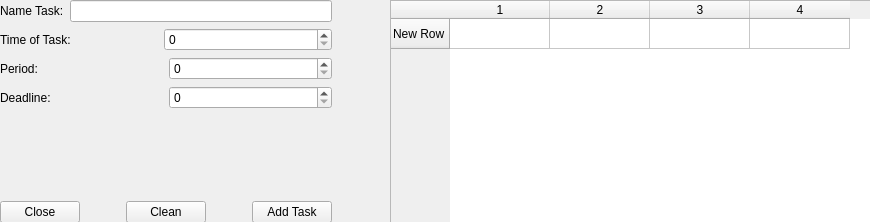
This is addtask.ui in feichay10/Cliente-Proyecto-Final-SOA as Qt 5 draws it before an edit. The edited form follows.
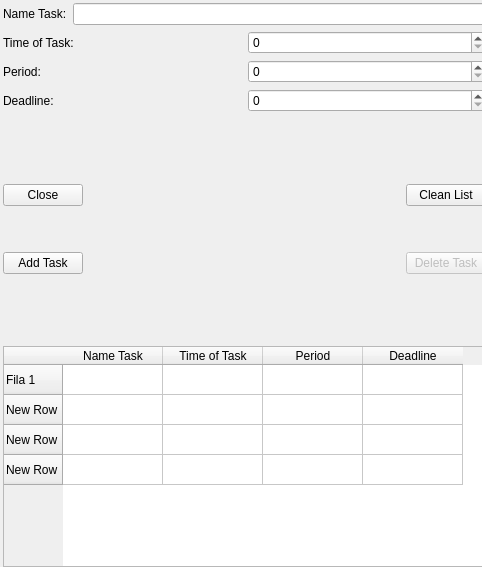
This is the edited form.

```diff
--- a/addtask.ui
+++ b/addtask.ui
@@ -6,20 +6,20 @@
    <rect>
     <x>0</x>
     <y>0</y>
-    <width>870</width>
-    <height>222</height>
+    <width>482</width>
+    <height>567</height>
    </rect>
   </property>
   <property name="minimumSize">
    <size>
-    <width>870</width>
-    <height>222</height>
+    <width>482</width>
+    <height>567</height>
    </size>
   </property>
   <property name="maximumSize">
    <size>
-    <width>870</width>
-    <height>222</height>
+    <width>482</width>
+    <height>567</height>
    </size>
   </property>
   <property name="windowTitle">
@@ -28,15 +28,13 @@
   <widget class="QWidget" name="">
    <property name="geometry">
     <rect>
-     <x>0</x>
-     <y>0</y>
-     <width>871</width>
-     <height>223</height>
+     <x>3</x>
+     <y>3</y>
+     <width>483</width>
+     <height>564</height>
     </rect>
    </property>
-   <layout class="QHBoxLayout" name="horizontalLayout_6">
-    <item>
-     <layout class="QVBoxLayout" name="verticalLayout_2">
+   <layout class="QVBoxLayout" name="verticalLayout_4">
       <item>
        <layout class="QVBoxLayout" name="verticalLayout">
         <item>
@@ -49,7 +47,11 @@
            </widget>
           </item>
           <item>
-           <widget class="QLineEdit" name="lineEdit"/>
+         <widget class="QLineEdit" name="lineEdit_name_task">
+          <property name="maxLength">
+           <number>9</number>
+          </property>
+         </widget>
           </item>
          </layout>
         </item>
@@ -70,6 +72,9 @@
               <height>0</height>
              </size>
             </property>
+          <property name="maximum">
+           <number>1000</number>
+          </property>
            </widget>
           </item>
          </layout>
@@ -84,7 +89,11 @@
            </widget>
           </item>
           <item>
-           <widget class="QSpinBox" name="spinBox"/>
+         <widget class="QSpinBox" name="spinBox_period">
+          <property name="maximum">
+           <number>1000</number>
+          </property>
+         </widget>
           </item>
          </layout>
         </item>
@@ -98,7 +107,11 @@
            </widget>
           </item>
           <item>
-           <widget class="QSpinBox" name="spinBox_2"/>
+         <widget class="QSpinBox" name="spinBox_deadline">
+          <property name="maximum">
+           <number>1000</number>
+          </property>
+         </widget>
           </item>
          </layout>
         </item>
@@ -120,7 +133,9 @@
       <item>
        <layout class="QHBoxLayout" name="horizontalLayout_5">
         <item>
-         <widget class="QPushButton" name="pushButton">
+       <layout class="QVBoxLayout" name="verticalLayout_2">
+        <item>
+         <widget class="QPushButton" name="closeButton">
           <property name="maximumSize">
            <size>
             <width>80</width>
@@ -133,40 +148,20 @@
          </widget>
         </item>
         <item>
-         <spacer name="horizontalSpacer">
+         <spacer name="verticalSpacer_3">
           <property name="orientation">
-           <enum>Qt::Horizontal</enum>
+           <enum>Qt::Vertical</enum>
           </property>
           <property name="sizeHint" stdset="0">
            <size>
-            <width>40</width>
-            <height>20</height>
+            <width>20</width>
+            <height>40</height>
            </size>
           </property>
          </spacer>
         </item>
         <item>
-         <widget class="QPushButton" name="pushButton_3">
-          <property name="text">
-           <string>Clean</string>
-          </property>
-         </widget>
-        </item>
-        <item>
-         <spacer name="horizontalSpacer_2">
-          <property name="orientation">
-           <enum>Qt::Horizontal</enum>
-          </property>
-          <property name="sizeHint" stdset="0">
-           <size>
-            <width>40</width>
-            <height>20</height>
-           </size>
-          </property>
-         </spacer>
-        </item>
-        <item>
-         <widget class="QPushButton" name="pushButton_2">
+         <widget class="QPushButton" name="addTaskButton">
           <property name="text">
            <string>Add Task</string>
           </property>
@@ -174,17 +169,64 @@
         </item>
        </layout>
       </item>
-     </layout>
-    </item>
     <item>
-     <spacer name="horizontalSpacer_3">
+       <spacer name="horizontalSpacer">
       <property name="orientation">
        <enum>Qt::Horizontal</enum>
       </property>
       <property name="sizeHint" stdset="0">
        <size>
-        <width>28</width>
-        <height>38</height>
+          <width>40</width>
+          <height>20</height>
+         </size>
+        </property>
+       </spacer>
+      </item>
+      <item>
+       <layout class="QVBoxLayout" name="verticalLayout_3">
+        <item>
+         <widget class="QPushButton" name="cleanButton">
+          <property name="text">
+           <string>Clean List</string>
+          </property>
+         </widget>
+        </item>
+        <item>
+         <spacer name="verticalSpacer_4">
+          <property name="orientation">
+           <enum>Qt::Vertical</enum>
+          </property>
+          <property name="sizeHint" stdset="0">
+           <size>
+            <width>20</width>
+            <height>40</height>
+           </size>
+          </property>
+         </spacer>
+        </item>
+        <item>
+         <widget class="QPushButton" name="deleteButton">
+          <property name="enabled">
+           <bool>false</bool>
+          </property>
+          <property name="text">
+           <string>Delete Task</string>
+          </property>
+         </widget>
+        </item>
+       </layout>
+      </item>
+     </layout>
+    </item>
+    <item>
+     <spacer name="verticalSpacer_2">
+      <property name="orientation">
+       <enum>Qt::Vertical</enum>
+      </property>
+      <property name="sizeHint" stdset="0">
+       <size>
+        <width>20</width>
+        <height>40</height>
        </size>
       </property>
      </spacer>
@@ -197,29 +239,44 @@
         <height>221</height>
        </size>
       </property>
+      <row>
+       <property name="text">
+        <string>Fila 1</string>
+       </property>
+      </row>
       <row>
        <property name="text">
         <string>New Row</string>
        </property>
       </row>
+      <row>
+       <property name="text">
+        <string>New Row</string>
+       </property>
+      </row>
+      <row>
+       <property name="text">
+        <string>New Row</string>
+       </property>
+      </row>
       <column>
        <property name="text">
-        <string>1</string>
+        <string>Name Task</string>
        </property>
       </column>
       <column>
        <property name="text">
-        <string>2</string>
+        <string>Time of Task</string>
        </property>
       </column>
       <column>
        <property name="text">
-        <string>3</string>
+        <string>Period</string>
        </property>
       </column>
       <column>
        <property name="text">
-        <string>4</string>
+        <string>Deadline</string>
        </property>
       </column>
      </widget>
```
Left out of the diff: 6 changed lines with no effect on the pictures. Lines whose indentation alone changed are shown as unchanged.
